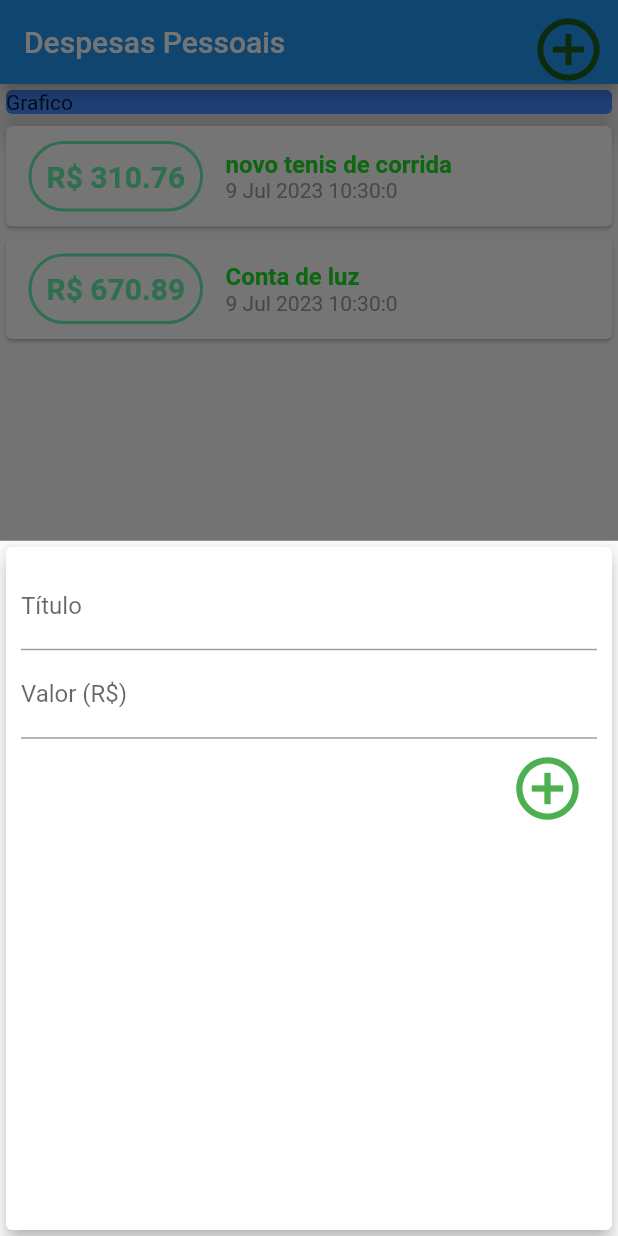
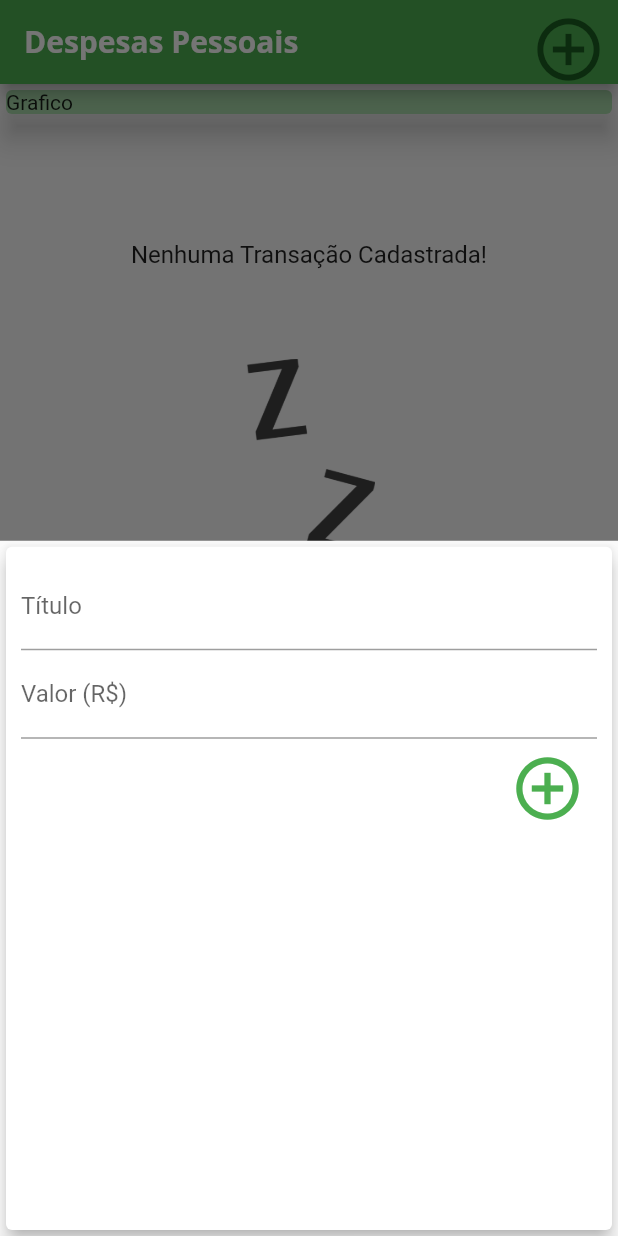
Before and after one commit to CSIRamone/expenses, a Flutter app: the screen it shows after launch, after a tap on the "add circle outline" icon, on a phone screen of 412 x 824 dp. Run offline on Flutter 3.47's test engine with Material 2 defaults, Android fonts, the phone set to English and light mode, and no system bars.

Commit message:
configurando temas add fonts e imagem para mostrar quando nao existir registro ajustes de layout

```diff
--- a/lib/components/transaction_form.dart
+++ b/lib/components/transaction_form.dart
@@ -41,7 +41,8 @@ class _TransactionFormState extends State<TransactionForm> {
             ),
             TextField(
               controller: valueController,
-              keyboardType: TextInputType.numberWithOptions(decimal: true),
+              keyboardType:
+                  const TextInputType.numberWithOptions(decimal: true),
               onSubmitted: (_) => _submitForm(),
               decoration: const InputDecoration(
                 labelText: 'Valor (R\$)',
--- a/lib/components/transaction_list.dart
+++ b/lib/components/transaction_list.dart
@@ -11,7 +11,25 @@ class Transaction_list extends StatelessWidget {
   Widget build(BuildContext context) {
     return Container(
         height: 540,
-        child: ListView.builder(
+        child: transactions.isEmpty
+            ? Column(
+                children: [
+                  SizedBox(height: 80),
+                  Text(
+                    'Nenhuma Transação Cadastrada!',
+                    style: Theme.of(context).textTheme.titleMedium,
+                  ),
+                  SizedBox(height: 60),
+                  Container(
+                    height: 200,
+                    child: Image.asset(
+                      'assets/imagens/waiting.png',
+                      fit: BoxFit.cover,
+                    ),
+                  ),
+                ],
+              )
+            : ListView.builder(
                 itemCount: transactions.length,
                 itemBuilder: (context, index) {
                   final tr = transactions[index];
--- a/lib/main.dart
+++ b/lib/main.dart
@@ -13,7 +13,30 @@ void main() => runApp(ExpensesApp());
 class ExpensesApp extends StatelessWidget {
   @override
   Widget build(BuildContext context) {
-    return MaterialApp(home: MyHomePage());
+    final ThemeData tema = ThemeData();
+    return MaterialApp(
+      home: MyHomePage(),
+      theme: ThemeData(
+        colorScheme: ColorScheme.fromSwatch(primarySwatch: Colors.green)
+            .copyWith(secondary: Colors.green[400]),
+        fontFamily: 'Quicksand',
+        textTheme: tema.textTheme.copyWith(
+          titleLarge: const TextStyle(
+            fontFamily: 'OpenSans',
+            fontSize: 18,
+            fontWeight: FontWeight.bold,
+            color: Colors.black,
+          ),
+        ),
+        appBarTheme: const AppBarTheme(
+          titleTextStyle: TextStyle(
+            fontFamily: 'OpenSans',
+            fontSize: 20,
+            fontWeight: FontWeight.bold,
+          ),
+        ),
+      ),
+    );
   }
 }
 
@@ -23,8 +46,8 @@ class MyHomePage extends StatefulWidget {
 }
 
 class _MyHomePageState extends State<MyHomePage> {
-  final _transaction = [
-    Transaction(
+  final List<Transaction> _transaction = [
+    /*Transaction(
           id: 't1',
           title: 'novo tenis de corrida',
           value: 310.76,
@@ -35,7 +58,7 @@ class _MyHomePageState extends State<MyHomePage> {
           title: 'Conta de luz',
           value: 670.89,
           date: DateTime.now(),
-    ),
+        ),*/
   ];
 
   _addTransaction(String title, double value) {
@@ -65,7 +88,9 @@ class _MyHomePageState extends State<MyHomePage> {
   Widget build(BuildContext context) {
     return Scaffold(
       appBar: AppBar(
-        title: const Text("Despesas Pessoais"),
+        title: const Text(
+          "Despesas Pessoais",
+        ),
         actions: [
           IconButton(
             onPressed: () => _openTransactionFormModal(context),
@@ -80,13 +105,10 @@ class _MyHomePageState extends State<MyHomePage> {
           // mainAxisAlignment: MainAxisAlignment.spaceAround,
           crossAxisAlignment: CrossAxisAlignment.stretch,
           children: [
-            Container(
-              //width: double.infinity,
-              child: const Card(
-                color: Colors.blueAccent,
+            const Card(
+              color: Color.fromARGB(255, 165, 214, 167),
               elevation: 8,
               child: Text('Grafico'),
-              ),
             ),
             Transaction_list(_transaction),
           ],
@@ -94,7 +116,7 @@ class _MyHomePageState extends State<MyHomePage> {
       ),
       floatingActionButton: FloatingActionButton(
         onPressed: () => _openTransactionFormModal(context),
-        child: Icon(
+        child: const Icon(
           Icons.add_circle_outline_sharp,
           size: 50,
         ),
```
Also changed, not shown: pubspec.yaml (+15 -2 lines), assets/fonts/OpenSans-Bold.ttf (added), assets/fonts/OpenSans-Regular.ttf (added), assets/fonts/Quicksand-Bold.ttf (added), assets/fonts/Quicksand-Light.ttf (added), assets/fonts/Quicksand-Medium.ttf (added), assets/fonts/Quicksand-Regular.ttf (added), assets/imagens/waiting.png (added). Lines whose indentation alone changed are shown as unchanged.
